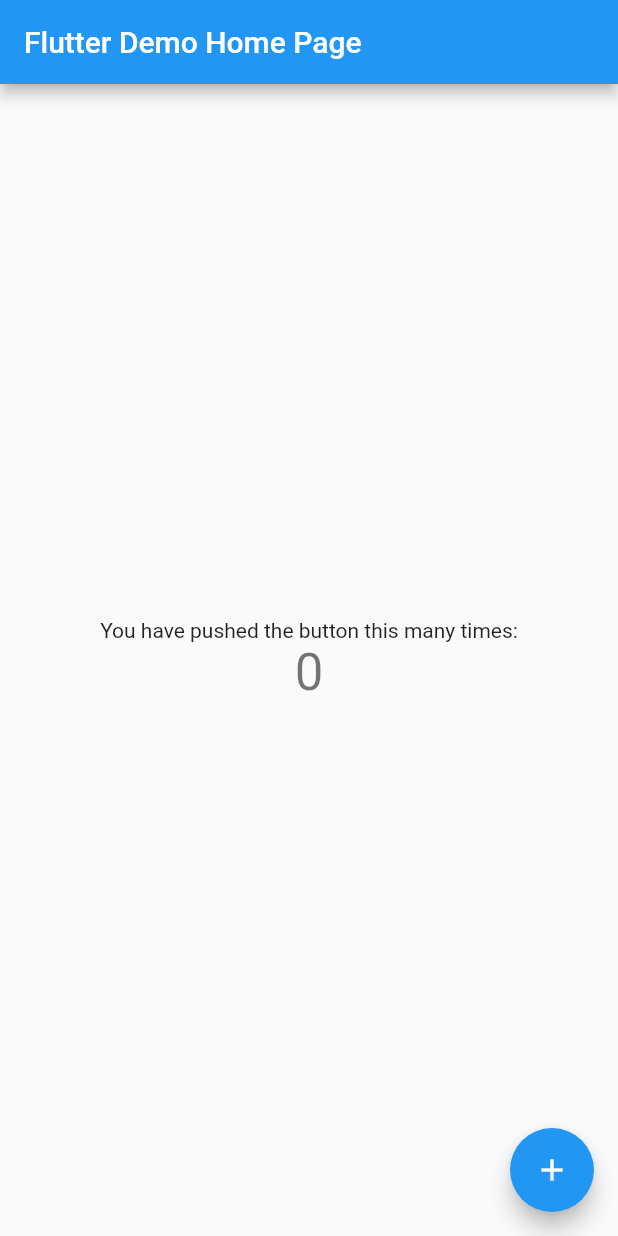
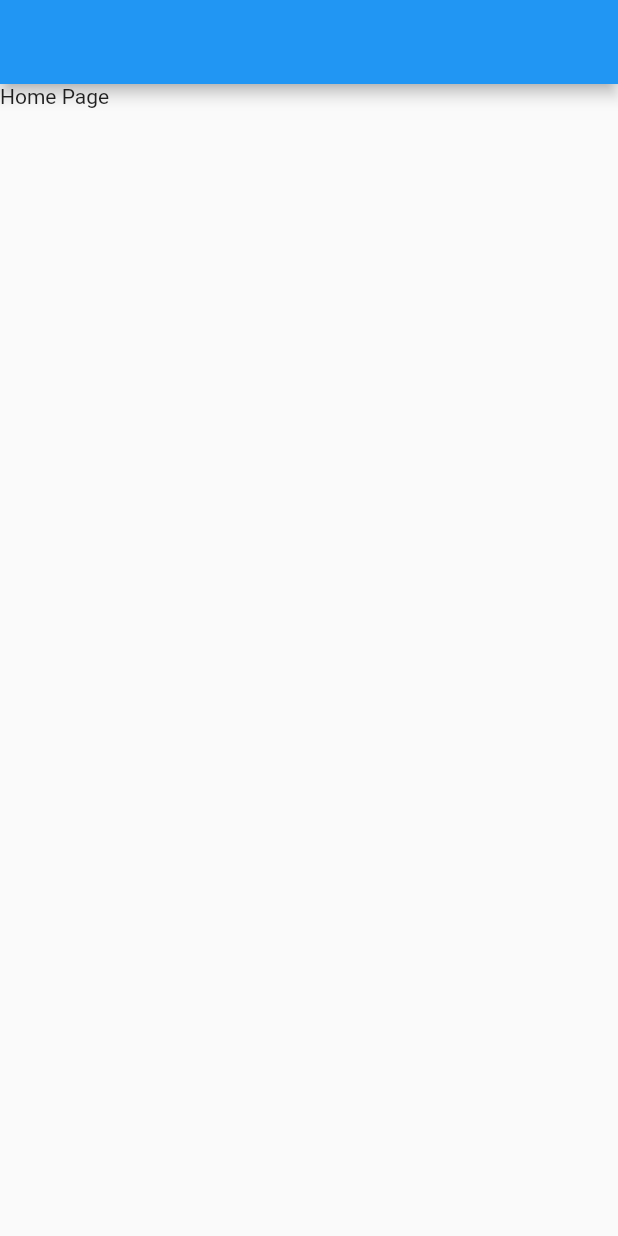
Before and after one commit to ZarinaHuseynova/suzer_ecomm_app, a Flutter app: the screen it shows after launch, on a phone screen of 412 x 824 dp. Run offline on Flutter 3.47's test engine with Material 2 defaults, Android fonts, the phone set to English and light mode, and no system bars.

Commit message:
Create HomePage

```diff
--- a/lib/main.dart
+++ b/lib/main.dart
@@ -1,4 +1,5 @@
 import 'package:flutter/material.dart';
+import 'package:suzer_ecom_appp/screens/home_screen.dart';
 
 void main() {
   runApp(const MyApp());
@@ -24,92 +25,7 @@
         // is not restarted.
         primarySwatch: Colors.blue,
       ),
-      home: const MyHomePage(title: 'Flutter Demo Home Page'),
+      home: const HomeScreen(),
     );
   }
 }
-
-class MyHomePage extends StatefulWidget {
-  const MyHomePage({Key? key, required this.title}) : super(key: key);
-
-  // This widget is the home page of your application. It is stateful, meaning
-  // that it has a State object (defined below) that contains fields that affect
-  // how it looks.
-
-  // This class is the configuration for the state. It holds the values (in this
-  // case the title) provided by the parent (in this case the App widget) and
-  // used by the build method of the State. Fields in a Widget subclass are
-  // always marked "final".
-
-  final String title;
-
-  @override
-  State<MyHomePage> createState() => _MyHomePageState();
-}
-
-class _MyHomePageState extends State<MyHomePage> {
-  int _counter = 0;
-
-  void _incrementCounter() {
-    setState(() {
-      // This call to setState tells the Flutter framework that something has
-      // changed in this State, which causes it to rerun the build method below
-      // so that the display can reflect the updated values. If we changed
-      // _counter without calling setState(), then the build method would not be
-      // called again, and so nothing would appear to happen.
-      _counter++;
-    });
-  }
-
-  @override
-  Widget build(BuildContext context) {
-    // This method is rerun every time setState is called, for instance as done
-    // by the _incrementCounter method above.
-    //
-    // The Flutter framework has been optimized to make rerunning build methods
-    // fast, so that you can just rebuild anything that needs updating rather
-    // than having to individually change instances of widgets.
-    return Scaffold(
-      appBar: AppBar(
-        // Here we take the value from the MyHomePage object that was created by
-        // the App.build method, and use it to set our appbar title.
-        title: Text(widget.title),
-      ),
-      body: Center(
-        // Center is a layout widget. It takes a single child and positions it
-        // in the middle of the parent.
-        child: Column(
-          // Column is also a layout widget. It takes a list of children and
-          // arranges them vertically. By default, it sizes itself to fit its
-          // children horizontally, and tries to be as tall as its parent.
-          //
-          // Invoke "debug painting" (press "p" in the console, choose the
-          // "Toggle Debug Paint" action from the Flutter Inspector in Android
-          // Studio, or the "Toggle Debug Paint" command in Visual Studio Code)
-          // to see the wireframe for each widget.
-          //
-          // Column has various properties to control how it sizes itself and
-          // how it positions its children. Here we use mainAxisAlignment to
-          // center the children vertically; the main axis here is the vertical
-          // axis because Columns are vertical (the cross axis would be
-          // horizontal).
-          mainAxisAlignment: MainAxisAlignment.center,
-          children: <Widget>[
-            const Text(
-              'You have pushed the button this many times:',
-            ),
-            Text(
-              '$_counter',
-              style: Theme.of(context).textTheme.headline4,
-            ),
-          ],
-        ),
-      ),
-      floatingActionButton: FloatingActionButton(
-        onPressed: _incrementCounter,
-        tooltip: 'Increment',
-        child: const Icon(Icons.add),
-      ), // This trailing comma makes auto-formatting nicer for build methods.
-    );
-  }
-}
--- /dev/null
+++ b/lib/screens/home_screen.dart
@@ -0,0 +1,13 @@
+import 'package:flutter/material.dart';
+
+class HomeScreen extends StatelessWidget {
+  const HomeScreen({Key? key}) : super(key: key);
+
+  @override
+  Widget build(BuildContext context) {
+    return Scaffold(
+      appBar: AppBar(),
+      body: const Text('Home Page'),
+    );
+  }
+}
```
